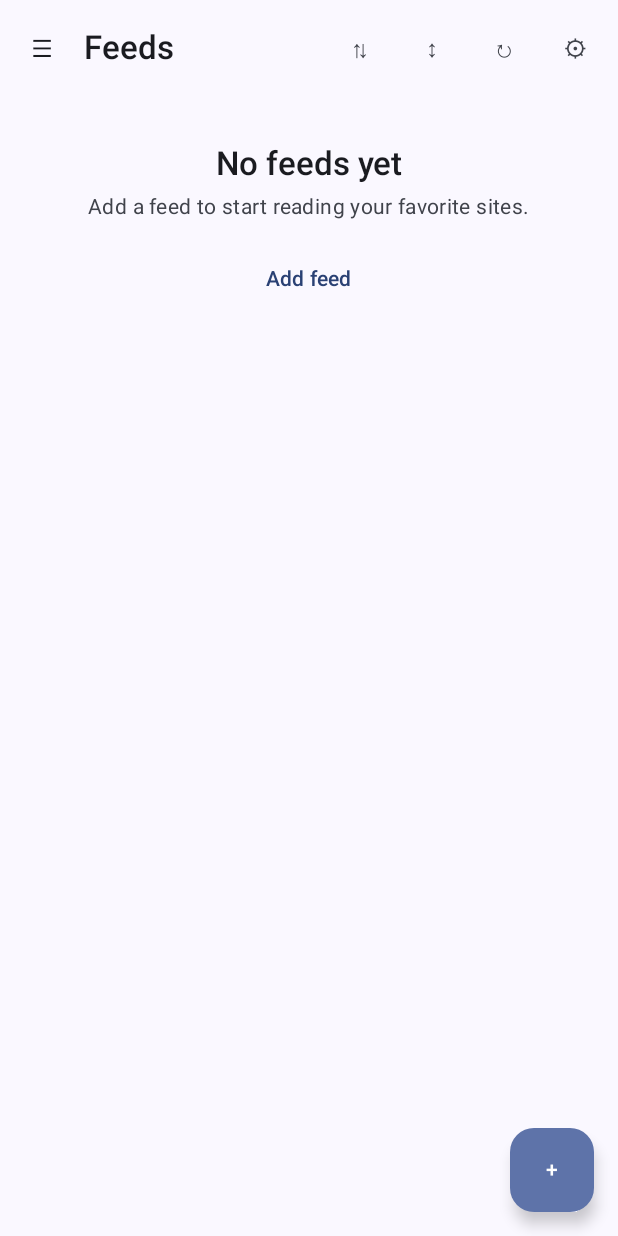
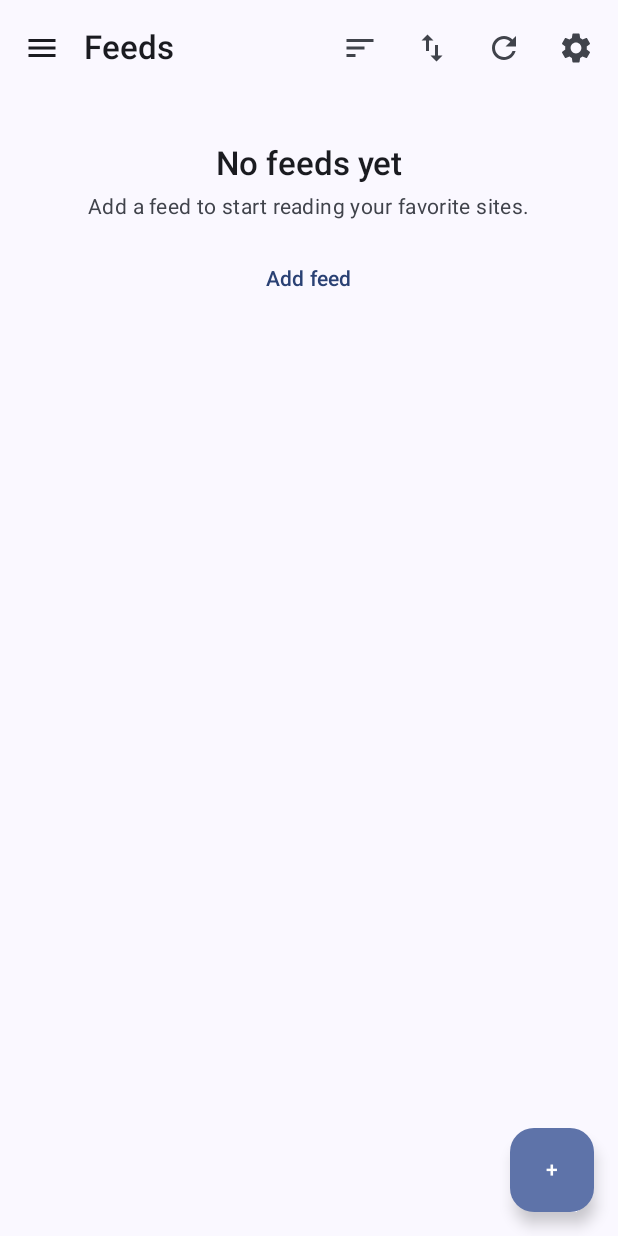
Before and after one commit to russelldickenson/syndicate, an Android app built with Jetpack Compose: the composable FeedsScreen shown on its own in the app's theme, on a phone screen of 412 x 824 dp. Run offline under Robolectric (Android 15) with nearby library versions, the phone set to English and light mode, and no system bars; our stand-ins replace Dagger/Hilt's generated code; libraries missing offline, so code that uses them is left out: androidx.hilt.lifecycle; 4 statements that could not run were skipped.

Commit message:
feat(ui): use Material Symbols icons for toolbar and chip actions
Replace the text glyphs and hand-drawn vectors with Material icons:
Refresh, Settings, Menu, Sort, SwapVert, MarkEmailUnread and
MarkEmailRead. Add material-icons-core and material-icons-extended to
the feature convention plugin so every feature module can use them,
and drop the now-unused feature_articles_ic_* drawables.

```diff
--- a/app/build.gradle.kts
+++ b/app/build.gradle.kts
@@ -31,6 +31,8 @@ dependencies {
     implementation(libs.findLibrary("androidx-core").get())
     implementation(libs.findBundle("compose").get())
     implementation(libs.findLibrary("androidx-compose-material3").get())
+    implementation(libs.findLibrary("androidx-compose-material-icons-core").get())
+    implementation(libs.findLibrary("androidx-compose-material-icons-extended").get())
     implementation(libs.findLibrary("androidx-activity-compose").get())
     implementation(libs.findLibrary("androidx-navigation3-runtime").get())
     implementation(libs.findLibrary("androidx-navigation3-ui").get())
--- a/build-logic/convention/src/main/kotlin/AndroidFeatureConventionPlugin.kt
+++ b/build-logic/convention/src/main/kotlin/AndroidFeatureConventionPlugin.kt
@@ -28,6 +28,8 @@ class AndroidFeatureConventionPlugin : Plugin<Project> {
                 // Compose UI
                 libs.findBundle("compose").ifPresent { add("implementation", it) }
                 add("implementation", libs.findLibrary("androidx.compose.material3").get())
+                add("implementation", libs.findLibrary("androidx-compose-material-icons-core").get())
+                add("implementation", libs.findLibrary("androidx-compose-material-icons-extended").get())
 
                 // Core dependencies
                 add("implementation", project(":core:ui"))
--- a/feature/feeds/src/main/kotlin/com/zigzag/rssreader/feature/feeds/presentation/FeedsScreen.kt
+++ b/feature/feeds/src/main/kotlin/com/zigzag/rssreader/feature/feeds/presentation/FeedsScreen.kt
@@ -11,9 +11,16 @@ import androidx.compose.foundation.lazy.LazyColumn
 import androidx.compose.foundation.lazy.items
 import androidx.compose.foundation.rememberScrollState
 import androidx.compose.foundation.verticalScroll
+import androidx.compose.material.icons.Icons
+import androidx.compose.material.icons.filled.Menu
+import androidx.compose.material.icons.filled.Refresh
+import androidx.compose.material.icons.filled.Settings
+import androidx.compose.material.icons.filled.Sort
+import androidx.compose.material.icons.filled.SwapVert
 import androidx.compose.material3.AlertDialog
 import androidx.compose.material3.Checkbox
 import androidx.compose.material3.FloatingActionButton
+import androidx.compose.material3.Icon
 import androidx.compose.material3.IconButton
 import androidx.compose.material3.MaterialTheme
 import androidx.compose.material3.Scaffold
@@ -88,26 +95,26 @@ internal fun FeedsScreen(
                     IconButton(
                         onClick = onOpenDrawer,
                         modifier = Modifier.semantics { contentDescription = "Open navigation" },
-                    ) { Text("☰") }
+                    ) { Icon(Icons.Filled.Menu, contentDescription = null) }
                 },
                 actions = {
                     IconButton(
                         onClick = { showFeedSortSheet = true },
                         modifier = Modifier.semantics { contentDescription = "Sort feeds" },
-                    ) { Text("⇅") }
+                    ) { Icon(Icons.Filled.Sort, contentDescription = null) }
                     IconButton(
                         onClick = { showTagSortSheet = true },
                         modifier = Modifier.semantics { contentDescription = "Sort tags" },
-                    ) { Text("↕") }
+                    ) { Icon(Icons.Filled.SwapVert, contentDescription = null) }
                     IconButton(
                         onClick = viewModel::refreshAll,
                         enabled = !state.isRefreshing,
                         modifier = Modifier.semantics { contentDescription = "Refresh feeds" },
-                    ) { Text("↻") }
+                    ) { Icon(Icons.Filled.Refresh, contentDescription = null) }
                     IconButton(
                         onClick = onNavigateToSettings,
                         modifier = Modifier.semantics { contentDescription = "Settings" },
-                    ) { Text("⚙") }
+                    ) { Icon(Icons.Filled.Settings, contentDescription = null) }
                 },
             )
         },
--- a/gradle/libs.versions.toml
+++ b/gradle/libs.versions.toml
@@ -88,6 +88,8 @@ androidx-compose-animation = { group = "androidx.compose.animation", name = "ani
 androidx-compose-bom = { group = "androidx.compose", name = "compose-bom", version.ref = "compose-bom" }
 androidx-compose-foundation = { group = "androidx.compose.foundation", name = "foundation" }
 androidx-compose-material3 = { group = "androidx.compose.material3", name = "material3", version.ref = "material3" }
+androidx-compose-material-icons-core = { group = "androidx.compose.material", name = "material-icons-core" }
+androidx-compose-material-icons-extended = { group = "androidx.compose.material", name = "material-icons-extended" }
 androidx-compose-material3-adaptive = { group = "androidx.compose.material3.adaptive", name = "adaptive", version.ref = "materialAdaptive" }
 androidx-compose-material3-adaptive-layout = { group = "androidx.compose.material3.adaptive", name = "adaptive-layout", version.ref = "materialAdaptive" }
 androidx-compose-material3-adaptive-navigation = { group = "androidx.compose.material3.adaptive", name = "adaptive-navigation", version.ref = "materialAdaptive" }
```
Also changed, not shown: feature/articles/src/main/kotlin/com/zigzag/rssreader/feature/articles/presentation/ArticlesScreen.kt (+15 -8 lines), feature/articles/src/main/res/drawable/feature_articles_ic_mark_read.xml (deleted, +0 -9 lines), feature/articles/src/main/res/drawable/feature_articles_ic_sort.xml (deleted, +0 -9 lines), feature/articles/src/main/res/drawable/feature_articles_ic_unread.xml (deleted, +0 -20 lines).
